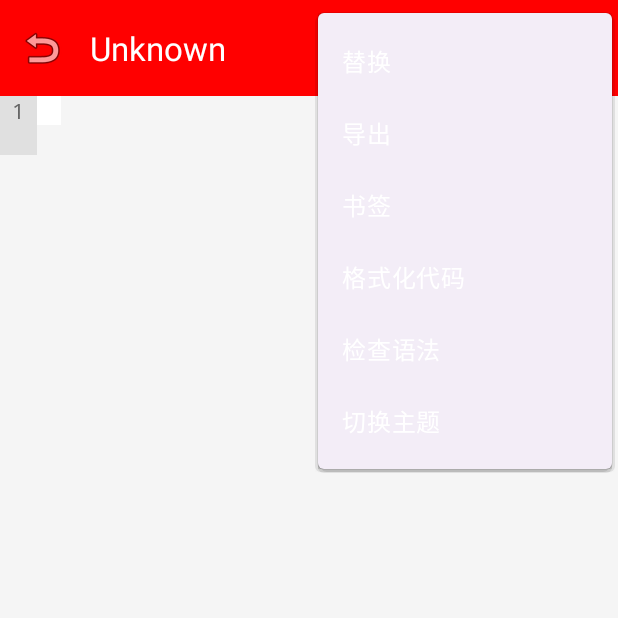
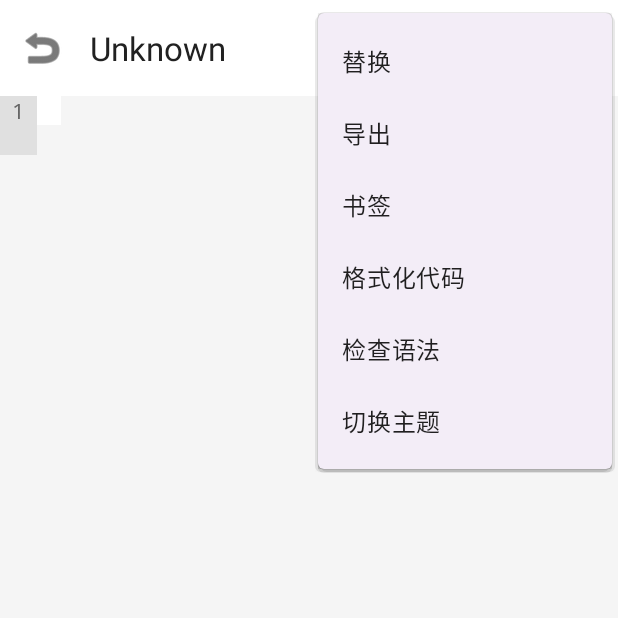
Before and after one commit to OMOCV/ABB, an Android app: the CodeViewerActivity screen opened directly, with no data from a screen before it, with the options menu open, on a phone screen of 412 x 824 dp, the top half of it. Run offline under Robolectric (Android 15) with nearby library versions, the phone set to English and light mode, and no system bars.

Commit message:
Fix all 5 code viewer issues: jump to line, menu colors, scroll sync, and highlighting
Co-authored-by: OMOCV <15265954+OMOCV@users.noreply.github.com>

```diff
--- a/app/src/main/res/layout-night/activity_code_viewer.xml
+++ b/app/src/main/res/layout-night/activity_code_viewer.xml
@@ -16,9 +16,10 @@
             android:id="@+id/toolbar"
             android:layout_width="match_parent"
             android:layout_height="?attr/actionBarSize"
-            android:background="?attr/colorPrimary"
+            android:background="@color/menu_bg_dark"
             app:navigationIcon="@android:drawable/ic_menu_revert"
-            app:titleTextColor="@color/white" />
+            app:titleTextColor="@color/menu_text_dark"
+            app:navigationIconTint="@color/menu_text_dark" />
 
     </com.google.android.material.appbar.AppBarLayout>
 
--- a/app/src/main/res/layout/activity_code_viewer.xml
+++ b/app/src/main/res/layout/activity_code_viewer.xml
@@ -10,15 +10,16 @@
         android:id="@+id/appBarLayout"
         android:layout_width="match_parent"
         android:layout_height="wrap_content"
-        android:theme="@style/ThemeOverlay.AppCompat.Dark.ActionBar">
+        android:theme="@style/ThemeOverlay.AppCompat.Light">
 
         <com.google.android.material.appbar.MaterialToolbar
             android:id="@+id/toolbar"
             android:layout_width="match_parent"
             android:layout_height="?attr/actionBarSize"
-            android:background="?attr/colorPrimary"
+            android:background="@color/menu_bg_light"
             app:navigationIcon="@android:drawable/ic_menu_revert"
-            app:titleTextColor="@color/white" />
+            app:titleTextColor="@color/menu_text_light"
+            app:navigationIconTint="@color/menu_text_light" />
 
     </com.google.android.material.appbar.AppBarLayout>
 
```
Also changed, not shown: app/src/main/kotlin/com/omocv/abb/CodeViewerActivity.kt (+81 -0 lines).
